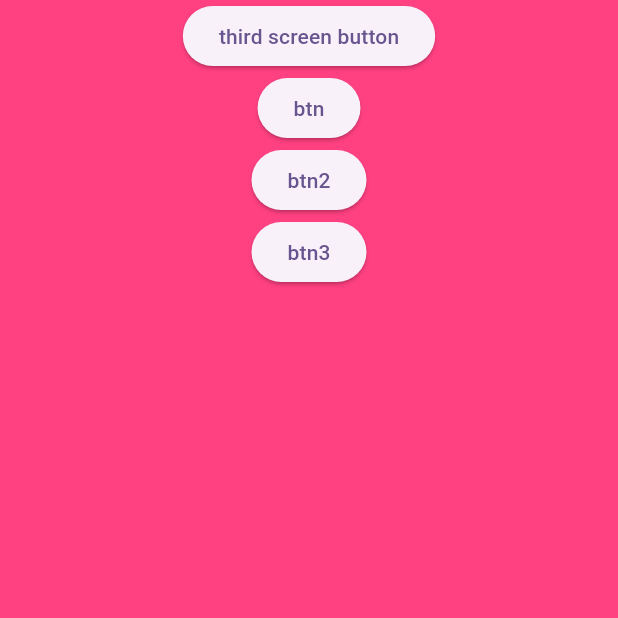
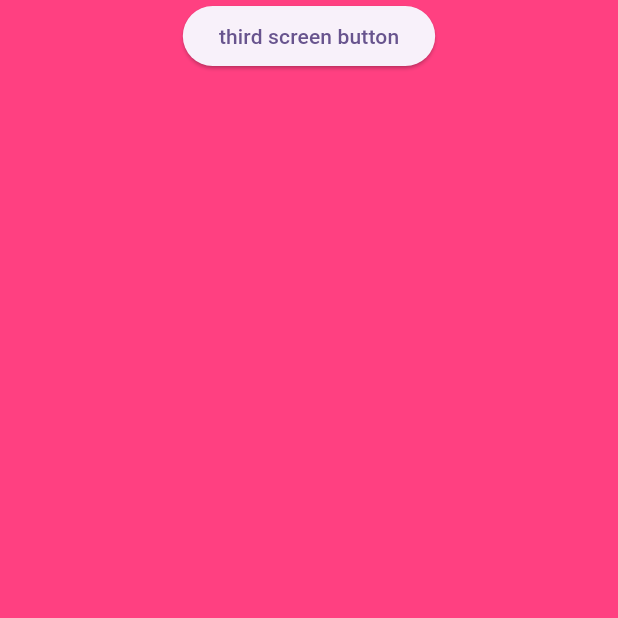
Before and after one commit to mosayeb-masoumi/test-git, a Flutter app: the ThirdScreen screen opened directly, on a phone screen of 412 x 824 dp, the top half of it. Run offline on Flutter 3.47's test engine with Material 3 defaults, Android fonts, the phone set to English and light mode, and no system bars.

Commit message:
deevlop thirdScreen added initstate()

```diff
--- a/lib/third_screen.dart
+++ b/lib/third_screen.dart
@@ -10,6 +10,11 @@ class ThirdScreen extends StatefulWidget {
 
 class _ThirdScreenState extends State<ThirdScreen> {
   @override
+  void initState() {
+    // TODO: implement initState
+    super.initState();
+  }
+  @override
   Widget build(BuildContext context) {
     return Scaffold(
       body: Container(
@@ -20,9 +25,6 @@ class _ThirdScreenState extends State<ThirdScreen> {
         child: Column(
           children: [
             Center(child: ElevatedButton(onPressed: (){}, child: Text("third screen button"))),
-            ElevatedButton(onPressed: (){}, child: Text("btn")),
-            ElevatedButton(onPressed: (){}, child: Text("btn2")),
-            ElevatedButton(onPressed: (){}, child: Text("btn3")),
           ],
         ),
       ),
```
